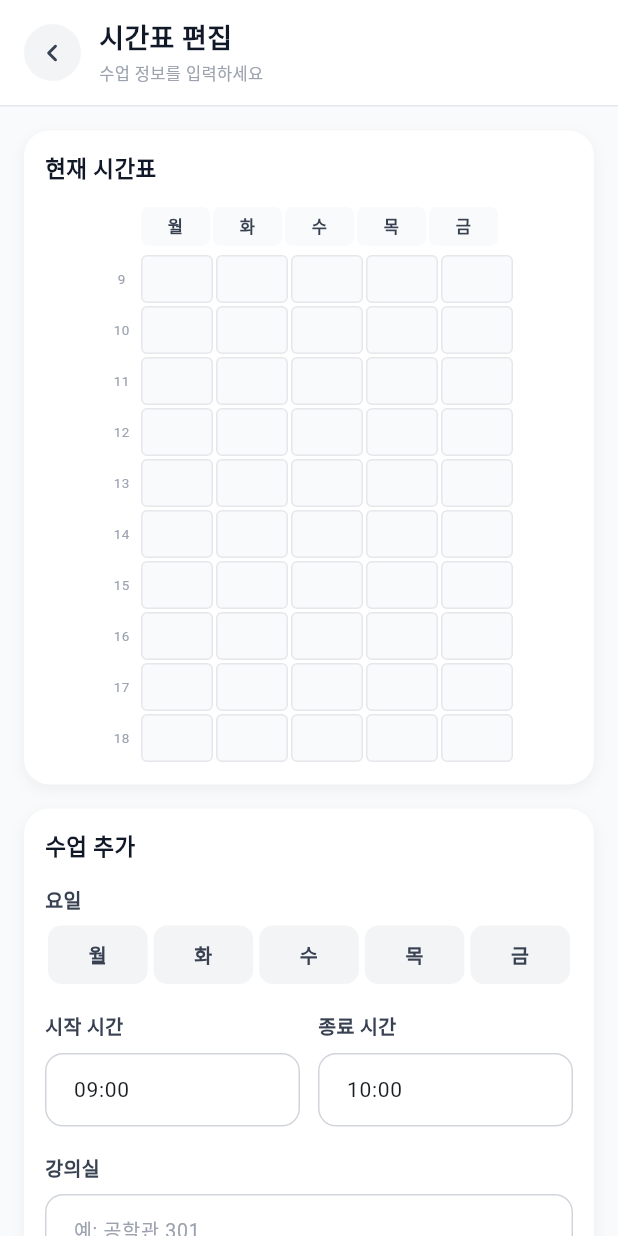
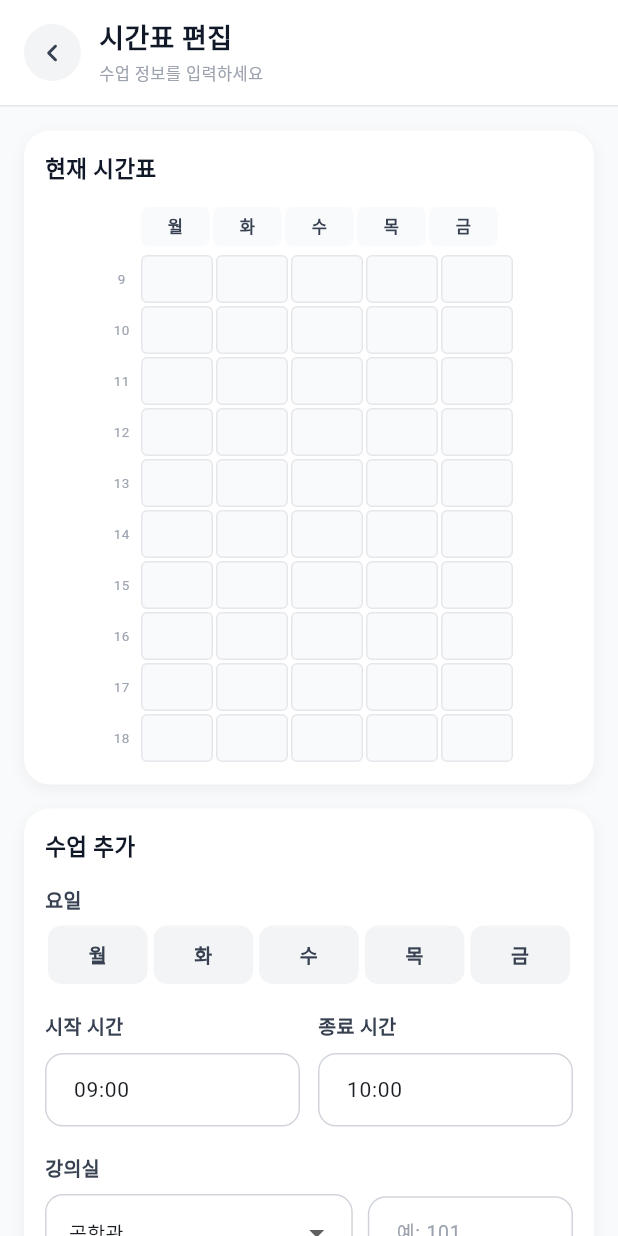
Before and after one commit to dhtmddn04/designthinking, a Flutter app: the TimetableEditScreen screen opened directly with empty values, on a phone screen of 412 x 824 dp. Run offline on Flutter 3.47's test engine with Material 3 defaults, Android fonts, the phone set to English and light mode, and no system bars; network calls fail.

Commit message:
Update profile timetable UI

```diff
--- a/lib/screens/profile_screen.dart
+++ b/lib/screens/profile_screen.dart
@@ -785,7 +785,20 @@ class _TimetableEditScreenState extends State<TimetableEditScreen> {
   final TextEditingController _endTimeController = TextEditingController(
     text: '10:00',
   );
-  final TextEditingController _roomController = TextEditingController();
+  final List<String> _buildings = [
+    '공학관',
+    '외국어대학관',
+    '체육대학관',
+    '멀티미디어교육관',
+    '생명과학대학관',
+    '전자정보대학관',
+    '예술디자인대학관',
+    '국제학관',
+  ];
+
+  String _selectedBuilding = '공학관';
+
+  final TextEditingController _roomNumberController = TextEditingController();
 
   final List<Color> _colors = [
     Colors.blue,
@@ -805,14 +818,14 @@ class _TimetableEditScreenState extends State<TimetableEditScreen> {
 
     _startTimeController.addListener(() => setState(() {}));
     _endTimeController.addListener(() => setState(() {}));
-    _roomController.addListener(() => setState(() {}));
+    _roomNumberController.addListener(() => setState(() {}));
   }
 
   @override
   void dispose() {
     _startTimeController.dispose();
     _endTimeController.dispose();
-    _roomController.dispose();
+    _roomNumberController.dispose();
     super.dispose();
   }
 
@@ -835,7 +848,7 @@ class _TimetableEditScreenState extends State<TimetableEditScreen> {
     final endMinute = _parseTimeToMinute(_endTimeController.text);
 
     return _selectedDays.isNotEmpty &&
-        _roomController.text.trim().isNotEmpty &&
+        _roomNumberController.text.trim().isNotEmpty &&
         startMinute != null &&
         endMinute != null &&
         startMinute < endMinute;
@@ -855,7 +868,7 @@ class _TimetableEditScreenState extends State<TimetableEditScreen> {
         day: day,
         startMinute: startMinute,
         endMinute: endMinute,
-        room: _roomController.text.trim(),
+        room: '$_selectedBuilding ${_roomNumberController.text.trim()}',
         color: color,
       );
     }).toList();
@@ -866,7 +879,8 @@ class _TimetableEditScreenState extends State<TimetableEditScreen> {
       _selectedDays.clear();
       _startTimeController.text = '09:00';
       _endTimeController.text = '10:00';
-      _roomController.clear();
+      _roomNumberController.clear();
+      _selectedBuilding = '공학관';
     });
   }
 
@@ -1102,10 +1116,72 @@ class _TimetableEditScreenState extends State<TimetableEditScreen> {
 
                           _buildLabel('강의실'),
                           const SizedBox(height: 8),
-                          _buildTextField(
-                            controller: _roomController,
-                            hintText: '예: 공학관 301',
-                            keyboardType: TextInputType.text,
+
+                          Row(
+                            children: [
+                              Expanded(
+                                flex: 3,
+                                child: DropdownButtonFormField<String>(
+                                  value: _selectedBuilding,
+                                  isExpanded: true,
+                                  decoration: InputDecoration(
+                                    filled: true,
+                                    fillColor: Colors.white,
+                                    contentPadding: const EdgeInsets.symmetric(
+                                      horizontal: 12,
+                                      vertical: 14,
+                                    ),
+                                    border: OutlineInputBorder(
+                                      borderRadius: BorderRadius.circular(12),
+                                      borderSide: const BorderSide(
+                                        color: Color(0xFFD1D5DB),
+                                      ),
+                                    ),
+                                    enabledBorder: OutlineInputBorder(
+                                      borderRadius: BorderRadius.circular(12),
+                                      borderSide: const BorderSide(
+                                        color: Color(0xFFD1D5DB),
+                                      ),
+                                    ),
+                                    focusedBorder: OutlineInputBorder(
+                                      borderRadius: BorderRadius.circular(12),
+                                      borderSide: const BorderSide(
+                                        color: Color(0xFF2563EB),
+                                        width: 1.7,
+                                      ),
+                                    ),
+                                  ),
+                                  items: _buildings.map((building) {
+                                    return DropdownMenuItem<String>(
+                                      value: building,
+                                      child: Text(
+                                        building,
+                                        overflow: TextOverflow.ellipsis,
+                                        style: const TextStyle(fontSize: 13),
+                                      ),
+                                    );
+                                  }).toList(),
+                                  onChanged: (value) {
+                                    if (value == null) return;
+
+                                    setState(() {
+                                      _selectedBuilding = value;
+                                    });
+                                  },
+                                ),
+                              ),
+
+                              const SizedBox(width: 10),
+
+                              Expanded(
+                                flex: 2,
+                                child: _buildTextField(
+                                  controller: _roomNumberController,
+                                  hintText: '예: 101',
+                                  keyboardType: TextInputType.text,
+                                ),
+                              ),
+                            ],
                           ),
 
                           const SizedBox(height: 22),
```
